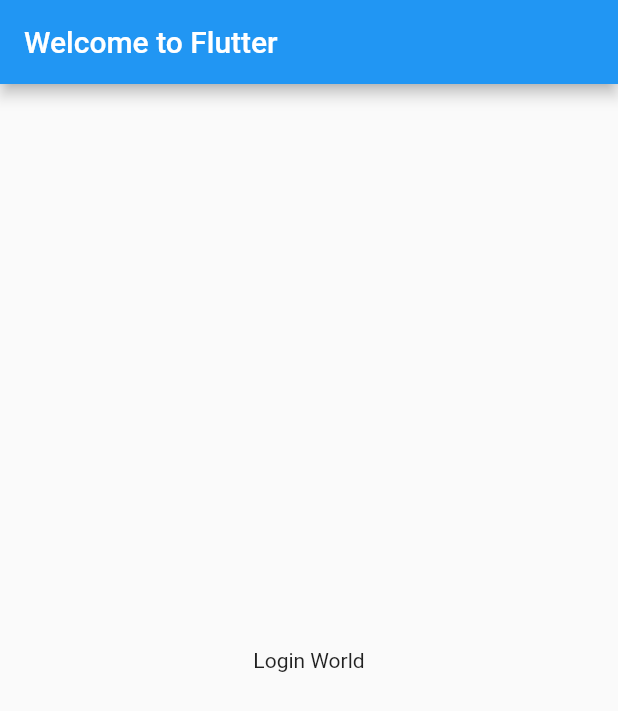
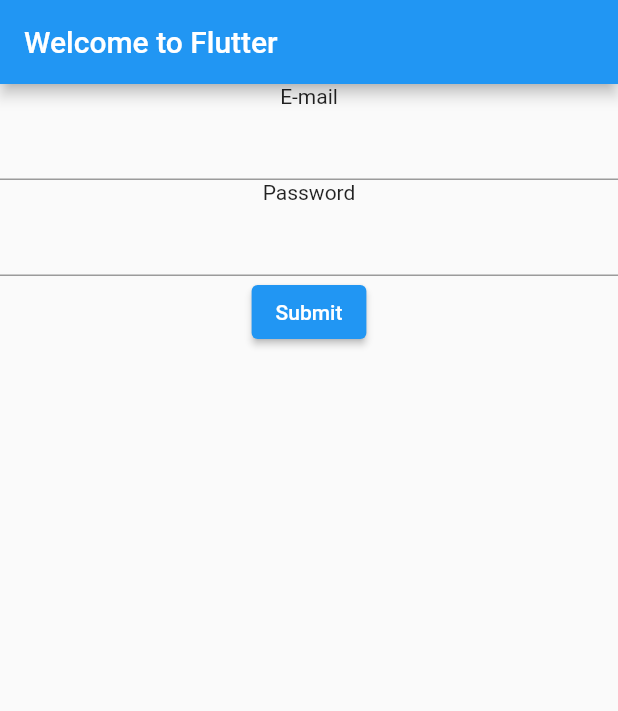
Before and after one commit to Plasius/all_in_fest, a Flutter app: the screen it shows after launch, after a tap on "Login page", on a phone screen of 412 x 824 dp. Shown: the top 711 px of the screen. Run offline on Flutter 3.47's test engine with Material 2 defaults, Android fonts, the phone set to English and light mode, and no system bars; our stand-ins replace cloud_firestore, firebase_auth, firebase_core; accounts and stored records are empty.

Commit message:
Loginpage

```diff
--- a/lib/pages/login_page.dart
+++ b/lib/pages/login_page.dart
@@ -1,4 +1,7 @@
 import 'package:flutter/material.dart';
+import 'package:firebase_auth/firebase_auth.dart';
+
+import 'matches_page.dart';
 
 class LoginPage extends StatefulWidget {
   const LoginPage({Key? key}) : super(key: key);
@@ -10,16 +13,67 @@ class LoginPage extends StatefulWidget {
 class _LoginPageState extends State<LoginPage> {
   @override
   Widget build(BuildContext context) {
+    String email = "";
+    String password = "";
+
     return MaterialApp(
       title: 'Welcome to Flutter',
       home: Scaffold(
         appBar: AppBar(
           title: const Text('Welcome to Flutter'),
         ),
-        body: const Center(
-          child: Text('Login World'),
+        body: Center(
+          child: Column(children: [
+            const Text("E-mail"),
+            TextFormField(onChanged: (value) {
+              email = value;
+            }),
+            const Text("Password"),
+            TextFormField(
+              onChanged: (value) {
+                password = value;
+              },
+            ),
+            ElevatedButton(
+              child: const Text('Submit'),
+              onPressed: () {
+                try {
+                  signInUsingEmailPassword(
+                      email: email, password: password, context: context);
+                } catch (e) {
+                  print("whoops");
+                }
+              },
+            ),
+          ]),
         ),
       ),
     );
   }
+
+  static Future<User?> signInUsingEmailPassword({
+    required String email,
+    required String password,
+    required BuildContext context,
+  }) async {
+    FirebaseAuth auth = FirebaseAuth.instance;
+    User? user;
+
+    try {
+      UserCredential userCredential = await auth.signInWithEmailAndPassword(
+        email: email,
+        password: password,
+      );
+      user = userCredential.user;
+    } on FirebaseAuthException catch (e) {
+      if (e.code == 'user-not-found') {
+        print('No user found for that email.');
+      } else if (e.code == 'wrong-password') {
+        print('Wrong password provided.');
+      }
+    }
+
+    Navigator.push(
+        context, MaterialPageRoute(builder: (context) => const MatchesPage()));
+  }
 }
--- a/pubspec.yaml
+++ b/pubspec.yaml
@@ -39,6 +39,7 @@ dependencies:
   intl: ^0.17.0
   json_annotation: ^4.4.0
   cloud_firestore_odm: ^1.0.0-dev.12
+  firebase_auth: ^3.3.18
 
 dev_dependencies:
   flutter_test:
```
Also changed, not shown: pubspec.lock.
